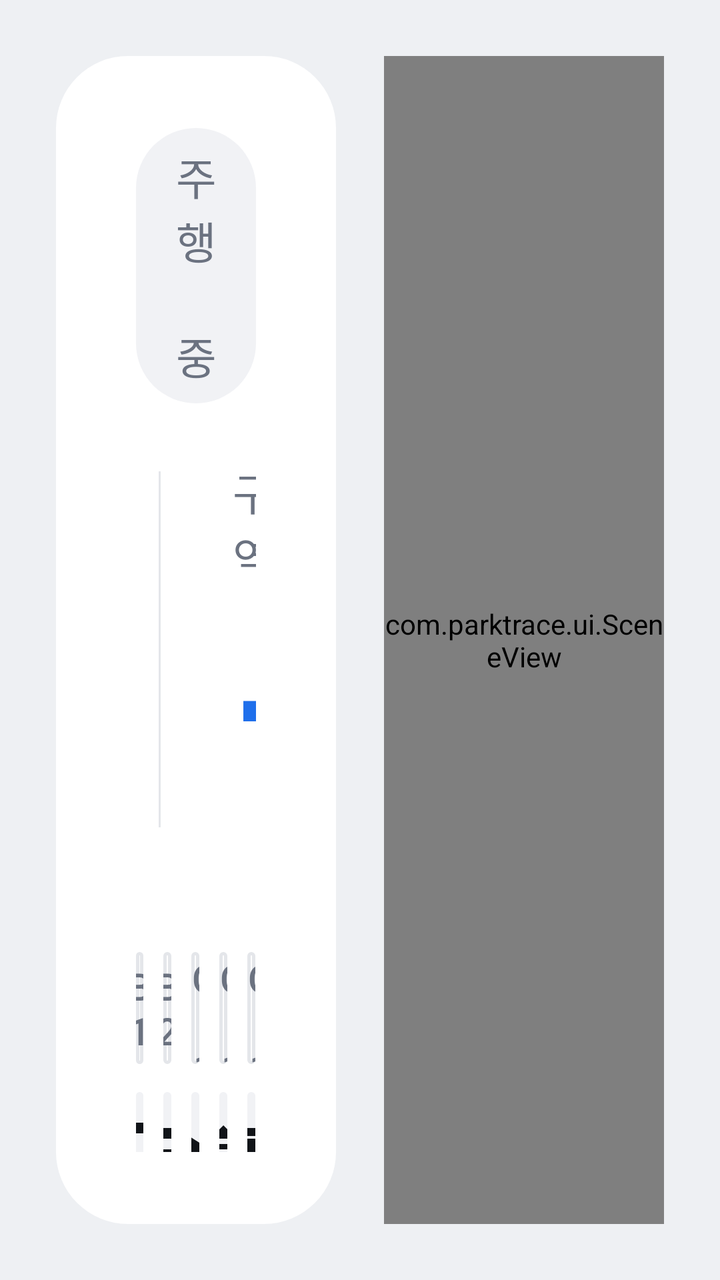
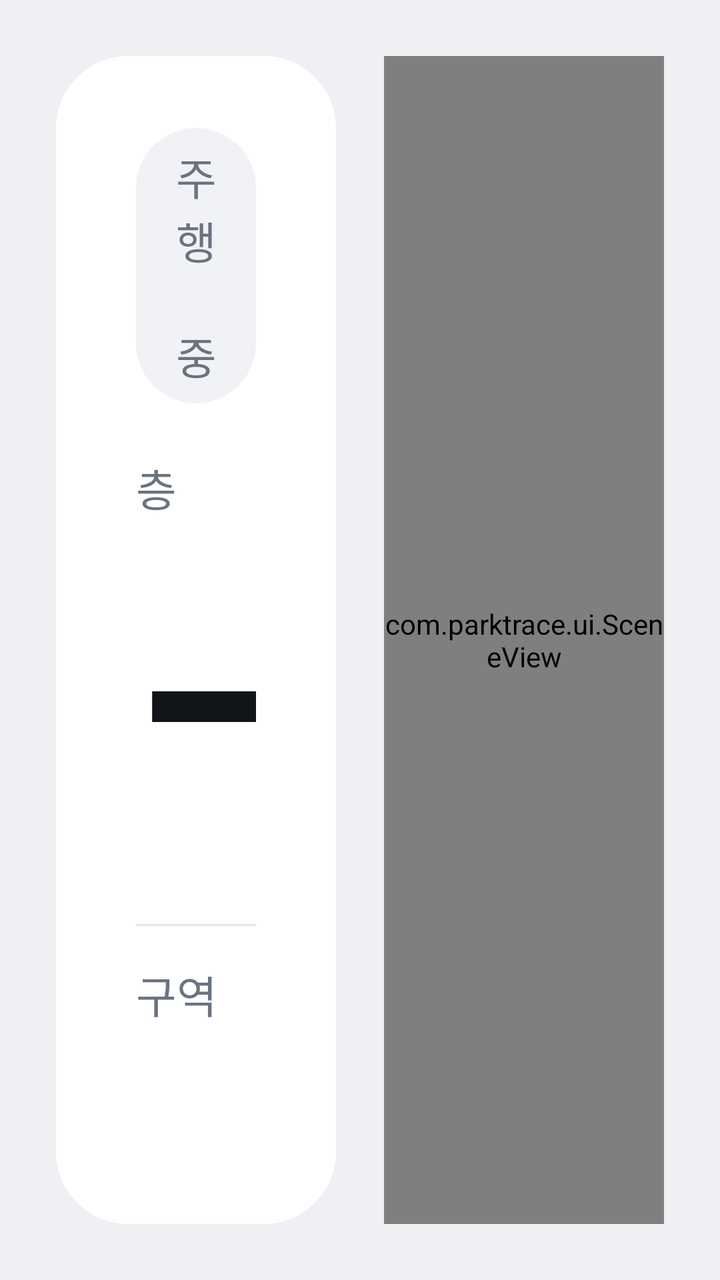

Before-and-after screenshots of an Android layout around one commit, followed by the original layout XML and the change that was made.
<!-- AndroidManifest.xml: application theme Theme.ParkTrace -->
<!-- res/layout/activity_main.xml -->
<?xml version="1.0" encoding="utf-8"?>
<LinearLayout xmlns:android="http://schemas.android.com/apk/res/android"
    android:layout_width="match_parent"
    android:layout_height="match_parent"
    android:background="@color/bg"
    android:baselineAligned="false"
    android:orientation="horizontal"
    android:padding="28dp">

    
    <LinearLayout
        android:layout_width="0dp"
        android:layout_height="match_parent"
        android:layout_weight="1"
        android:background="@drawable/card_bg"
        android:orientation="vertical"
        android:paddingStart="40dp"
        android:paddingTop="36dp"
        android:paddingEnd="40dp"
        android:paddingBottom="36dp">

        <TextView
            android:id="@+id/phase"
            android:layout_width="wrap_content"
            android:layout_height="wrap_content"
            android:background="@drawable/chip_bg"
            android:paddingStart="20dp"
            android:paddingTop="8dp"
            android:paddingEnd="20dp"
            android:paddingBottom="8dp"
            android:text="주행 중"
            android:textColor="@color/muted"
            android:textSize="22sp" />

        
        <LinearLayout
            android:layout_width="match_parent"
            android:layout_height="190dp"
            android:layout_marginTop="28dp"
            android:baselineAligned="false"
            android:orientation="horizontal">

            <LinearLayout
                android:layout_width="0dp"
                android:layout_height="match_parent"
                android:layout_weight="1"
                android:orientation="vertical"
                android:paddingEnd="28dp">

                <TextView
                    android:id="@+id/floorCaption"
                    style="@style/Caption"
                    android:text="층" />

                <TextView
                    android:id="@+id/floorValue"
                    android:layout_width="match_parent"
                    android:layout_height="0dp"
                    android:layout_weight="1"
                    android:autoSizeMaxTextSize="100sp"
                    android:autoSizeMinTextSize="28sp"
                    android:autoSizeTextType="uniform"
                    android:fontFamily="sans-serif-medium"
                    android:gravity="center_vertical"
                    android:includeFontPadding="false"
                    android:letterSpacing="-0.02"
                    android:maxLines="1"
                    android:text="—"
                    android:textColor="@color/fg" />
            </LinearLayout>

            <View
                android:layout_width="1dp"
                android:layout_height="match_parent"
                android:layout_marginTop="6dp"
                android:layout_marginBottom="6dp"
                android:background="@color/line" />

            <LinearLayout
                android:layout_width="0dp"
                android:layout_height="match_parent"
                android:layout_weight="1"
                android:layout_marginStart="36dp"
                android:orientation="vertical">

                <TextView
                    android:id="@+id/spotCaption"
                    style="@style/Caption"
                    android:text="구역" />

                <TextView
                    android:id="@+id/spotValue"
                    android:layout_width="match_parent"
                    android:layout_height="0dp"
                    android:layout_weight="1"
                    android:autoSizeMaxTextSize="120sp"
                    android:autoSizeMinTextSize="28sp"
                    android:autoSizeTextType="uniform"
                    android:fontFamily="sans-serif-medium"
                    android:gravity="center_vertical"
                    android:includeFontPadding="false"
                    android:letterSpacing="-0.02"
                    android:maxLines="1"
                    android:text="—"
                    android:textColor="@color/brand" />
            </LinearLayout>

        </LinearLayout>

        
        <LinearLayout
            android:layout_width="match_parent"
            android:layout_height="wrap_content"
            android:layout_marginTop="16dp"
            android:gravity="center_vertical"
            android:orientation="horizontal">

            <TextView
                android:id="@+id/place"
                android:layout_width="wrap_content"
                android:layout_height="wrap_content"
                android:drawablePadding="10dp"
                android:fontFamily="sans-serif-medium"
                android:maxLines="1"
                android:textColor="@color/fg"
                android:textSize="30sp" />

            <TextView
                android:id="@+id/subline"
                style="@style/Small"
                android:layout_marginStart="16dp" />
        </LinearLayout>

        
        <TextView
            android:id="@+id/guide"
            android:layout_width="match_parent"
            android:layout_height="wrap_content"
            android:layout_marginTop="20dp"
            android:background="@drawable/card_inner_bg"
            android:fontFamily="sans-serif-medium"
            android:maxLines="2"
            android:paddingStart="28dp"
            android:paddingTop="18dp"
            android:paddingEnd="28dp"
            android:paddingBottom="18dp"
            android:textColor="@color/accent"
            android:textSize="26sp"
            android:visibility="gone" />

        <LinearLayout
            android:id="@+id/feeCard"
            android:layout_width="match_parent"
            android:layout_height="wrap_content"
            android:layout_marginTop="28dp"
            android:background="@drawable/card_inner_bg"
            android:orientation="vertical"
            android:paddingStart="28dp"
            android:paddingTop="26dp"
            android:paddingEnd="28dp"
            android:paddingBottom="26dp"
            android:visibility="gone">

            <LinearLayout
                android:layout_width="match_parent"
                android:layout_height="wrap_content"
                android:baselineAligned="false"
                android:gravity="center_vertical"
                android:orientation="horizontal">

                <TextView
                    style="@style/Caption"
                    android:layout_width="0dp"
                    android:layout_weight="1"
                    android:text="주차 요금" />

                <TextView
                    android:id="@+id/feeTitle"
                    android:layout_width="wrap_content"
                    android:layout_height="wrap_content"
                    android:fontFamily="sans-serif-medium"
                    android:textColor="@color/ok"
                    android:textSize="46sp" />
            </LinearLayout>

            <ProgressBar
                android:id="@+id/feeBar"
                style="@android:style/Widget.ProgressBar.Horizontal"
                android:layout_width="match_parent"
                android:layout_height="12dp"
                android:layout_marginTop="18dp"
                android:max="1000"
                android:progressDrawable="@drawable/fee_progress" />

            <TextView
                android:id="@+id/fee"
                style="@style/Small"
                android:textColor="@color/fg"
                android:textSize="24sp"
                android:layout_marginTop="14dp" />
        </LinearLayout>

        <View
            android:layout_width="match_parent"
            android:layout_height="0dp"
            android:layout_weight="1" />

        
        <LinearLayout
            android:layout_width="match_parent"
            android:layout_height="wrap_content"
            android:layout_marginEnd="-10dp"
            android:layout_marginBottom="14dp"
            android:baselineAligned="false"
            android:orientation="horizontal">

            <Button
                android:id="@+id/btnSignB1"
                style="@style/ActionSmall"
                android:text="B1" />

            <Button
                android:id="@+id/btnSignB2"
                style="@style/ActionSmall"
                android:text="B2" />

            <Button
                android:id="@+id/btnSignC12"
                style="@style/ActionSmall"
                android:text="C-12" />

            <Button
                android:id="@+id/btnSignC14"
                style="@style/ActionSmall"
                android:text="C-14" />

            <Button
                android:id="@+id/btnSignC15"
                style="@style/ActionSmall"
                android:text="C-15" />

        </LinearLayout>

        <LinearLayout
            android:layout_width="match_parent"
            android:layout_height="wrap_content"
            android:layout_marginEnd="-10dp"
            android:baselineAligned="false"
            android:orientation="horizontal">

            <Button
                android:id="@+id/btnQr"
                style="@style/Action"
                android:drawableTop="@drawable/ic_md_smartphone"
                android:text="폰으로" />

            <Button
                android:id="@+id/btnManual"
                style="@style/Action"
                android:drawableTop="@drawable/ic_md_local_parking"
                android:text="진입" />

            <Button
                android:id="@+id/btnDemo"
                style="@style/Action"
                android:drawableTop="@drawable/ic_md_play_arrow"
                android:text="시연" />

            <Button
                android:id="@+id/btnFee"
                style="@style/Action"
                android:drawableTop="@drawable/ic_md_receipt"
                android:text="요금표" />

            <Button
                android:id="@+id/btnClear"
                style="@style/Action"
                android:drawableTop="@drawable/ic_md_delete"
                android:text="삭제" />

        </LinearLayout>
    </LinearLayout>

    
    <com.parktrace.ui.SceneView
        android:id="@+id/scene"
        android:layout_width="0dp"
        android:layout_height="match_parent"
        android:layout_marginStart="24dp"
        android:layout_weight="1" />
</LinearLayout>
<!-- resources referenced by this layout -->
<resources>
  <!-- drawable ic_md_delete (drawable) -->
  <?xml version="1.0" encoding="utf-8"?>
  <vector xmlns:android="http://schemas.android.com/apk/res/android"
      android:width="32dp" android:height="32dp" android:viewportWidth="24" android:viewportHeight="24"
      android:tint="@color/fg">
      <path android:fillColor="@android:color/white" android:pathData="M6,19c0,1.1 0.9,2 2,2h8c1.1,0 2,-0.9 2,-2V7H6v12zM19,4h-3.5l-1,-1h-5l-1,1H5v2h14V4z" />
  </vector>
  <!-- drawable ic_md_local_parking (drawable) -->
  <?xml version="1.0" encoding="utf-8"?>
  <vector xmlns:android="http://schemas.android.com/apk/res/android"
      android:width="32dp" android:height="32dp" android:viewportWidth="24" android:viewportHeight="24"
      android:tint="@color/fg">
      <path android:fillColor="@android:color/white" android:pathData="M13,3H6v18h4v-6h3c3.31,0 6,-2.69 6,-6s-2.69,-6 -6,-6zM13.2,11H10V7h3.2c1.1,0 2,0.9 2,2s-0.9,2 -2,2z" />
  </vector>
  <!-- drawable ic_md_play_arrow (drawable) -->
  <?xml version="1.0" encoding="utf-8"?>
  <vector xmlns:android="http://schemas.android.com/apk/res/android"
      android:width="32dp" android:height="32dp" android:viewportWidth="24" android:viewportHeight="24"
      android:tint="@color/fg">
      <path android:fillColor="@android:color/white" android:pathData="M8,5v14l11,-7z" />
  </vector>
  <!-- drawable ic_md_receipt (drawable) -->
  <?xml version="1.0" encoding="utf-8"?>
  <vector xmlns:android="http://schemas.android.com/apk/res/android"
      android:width="32dp" android:height="32dp" android:viewportWidth="24" android:viewportHeight="24"
      android:tint="@color/fg">
      <path android:fillColor="@android:color/white" android:pathData="M18,17H6v-2h12v2zM18,13H6v-2h12v2zM18,9H6V7h12v2zM3,22l1.5,-1.5L6,22l1.5,-1.5L9,22l1.5,-1.5L12,22l1.5,-1.5L15,22l1.5,-1.5L18,22l1.5,-1.5L21,22V2l-1.5,1.5L18,2l-1.5,1.5L15,2l-1.5,1.5L12,2l-1.5,1.5L9,2L7.5,3.5L6,2L4.5,3.5L3,2v20z" />
  </vector>
  <!-- drawable ic_md_smartphone (drawable) -->
  <?xml version="1.0" encoding="utf-8"?>
  <vector xmlns:android="http://schemas.android.com/apk/res/android"
      android:width="32dp" android:height="32dp" android:viewportWidth="24" android:viewportHeight="24"
      android:tint="@color/fg">
      <path android:fillColor="@android:color/white" android:pathData="M17,1.01L7,1c-1.1,0 -2,0.9 -2,2v18c0,1.1 0.9,2 2,2h10c1.1,0 2,-0.9 2,-2V3c0,-1.1 -0.9,-1.99 -2,-1.99zM17,19H7V5h10v14z" />
  </vector>
  <style name="Action" parent="Widget.AppCompat.Button.Borderless">
          <item name="android:layout_width">0dp</item>
          <item name="android:layout_height">92dp</item>
          <item name="android:layout_weight">1</item>
          <item name="android:layout_marginEnd">10dp</item>
          <item name="android:background">@drawable/button_bg</item>
          <item name="android:textColor">@color/fg</item>
          <item name="android:textSize">19sp</item>
          <item name="android:paddingTop">14dp</item>
          <item name="android:paddingBottom">8dp</item>
          <item name="android:drawablePadding">0dp</item>
          <item name="android:maxLines">1</item>
          <item name="android:stateListAnimator">@null</item>
      </style>
  <style name="ActionSmall" parent="Widget.AppCompat.Button.Borderless">
          <item name="android:layout_width">0dp</item>
          <item name="android:layout_height">56dp</item>
          <item name="android:layout_weight">1</item>
          <item name="android:layout_marginEnd">10dp</item>
          <item name="android:background">@drawable/button_outline_bg</item>
          <item name="android:textColor">@color/muted</item>
          <item name="android:textSize">19sp</item>
          <item name="android:stateListAnimator">@null</item>
      </style>
  <!-- drawable button_bg (drawable) -->
  <?xml version="1.0" encoding="utf-8"?>
  <ripple xmlns:android="http://schemas.android.com/apk/res/android" android:color="#1F111418">
      <item><shape android:shape="rectangle"><solid android:color="@color/button" /><corners android:radius="24dp" /></shape></item>
  </ripple>
  <!-- drawable button_outline_bg (drawable) -->
  <?xml version="1.0" encoding="utf-8"?>
  <ripple xmlns:android="http://schemas.android.com/apk/res/android" android:color="#1F111418">
      <item><shape android:shape="rectangle"><solid android:color="@color/card" /><stroke android:width="1.5dp" android:color="@color/line" /><corners android:radius="999dp" /></shape></item>
  </ripple>
  <color name="button">#F1F2F5</color>
  <!-- unchanged entries left out for length: 17 -->
</resources>

<!-- the commit's change to res/layout/activity_main.xml (unified diff, before → after) -->
@@ -19,6 +19,7 @@
         android:paddingEnd="40dp"
         android:paddingBottom="36dp">
 
+        
         <TextView
             android:id="@+id/phase"
             android:layout_width="wrap_content"
@@ -33,85 +34,59 @@
             android:textSize="22sp" />
 
         
-        <LinearLayout
+        <TextView
+            android:id="@+id/floorCaption"
+            style="@style/Caption"
+            android:layout_marginTop="26dp"
+            android:text="층" />
+
+        <TextView
+            android:id="@+id/floorValue"
             android:layout_width="match_parent"
             android:layout_height="190dp"
-            android:layout_marginTop="28dp"
-            android:baselineAligned="false"
-            android:orientation="horizontal">
+            android:autoSizeMaxTextSize="170sp"
+            android:autoSizeMinTextSize="28sp"
+            android:autoSizeTextType="uniform"
+            android:fontFamily="sans-serif-medium"
+            android:gravity="center_vertical"
+            android:includeFontPadding="false"
+            android:letterSpacing="-0.02"
+            android:maxLines="1"
+            android:text="—"
+            android:textColor="@color/fg" />
 
-            <LinearLayout
-                android:layout_width="0dp"
-                android:layout_height="match_parent"
-                android:layout_weight="1"
-                android:orientation="vertical"
-                android:paddingEnd="28dp">
+        <View
+            android:layout_width="match_parent"
+            android:layout_height="1dp"
+            android:layout_marginTop="12dp"
+            android:layout_marginBottom="18dp"
+            android:background="@color/line" />
 
-                <TextView
-                    android:id="@+id/floorCaption"
-                    style="@style/Caption"
-                    android:text="층" />
+        <TextView
+            android:id="@+id/spotCaption"
+            style="@style/Caption"
+            android:text="구역" />
 
-                <TextView
-                    android:id="@+id/floorValue"
-                    android:layout_width="match_parent"
-                    android:layout_height="0dp"
-                    android:layout_weight="1"
-                    android:autoSizeMaxTextSize="100sp"
-                    android:autoSizeMinTextSize="28sp"
-                    android:autoSizeTextType="uniform"
-                    android:fontFamily="sans-serif-medium"
-                    android:gravity="center_vertical"
-                    android:includeFontPadding="false"
-                    android:letterSpacing="-0.02"
-                    android:maxLines="1"
-                    android:text="—"
-                    android:textColor="@color/fg" />
-            </LinearLayout>
-
-            <View
-                android:layout_width="1dp"
-                android:layout_height="match_parent"
-                android:layout_marginTop="6dp"
-                android:layout_marginBottom="6dp"
-                android:background="@color/line" />
-
-            <LinearLayout
-                android:layout_width="0dp"
-                android:layout_height="match_parent"
-                android:layout_weight="1"
-                android:layout_marginStart="36dp"
-                android:orientation="vertical">
-
-                <TextView
-                    android:id="@+id/spotCaption"
-                    style="@style/Caption"
-                    android:text="구역" />
-
-                <TextView
-                    android:id="@+id/spotValue"
-                    android:layout_width="match_parent"
-                    android:layout_height="0dp"
-                    android:layout_weight="1"
-                    android:autoSizeMaxTextSize="120sp"
-                    android:autoSizeMinTextSize="28sp"
-                    android:autoSizeTextType="uniform"
-                    android:fontFamily="sans-serif-medium"
-                    android:gravity="center_vertical"
-                    android:includeFontPadding="false"
-                    android:letterSpacing="-0.02"
-                    android:maxLines="1"
-                    android:text="—"
-                    android:textColor="@color/brand" />
-            </LinearLayout>
-
-        </LinearLayout>
+        <TextView
+            android:id="@+id/spotValue"
+            android:layout_width="match_parent"
+            android:layout_height="190dp"
+            android:autoSizeMaxTextSize="170sp"
+            android:autoSizeMinTextSize="28sp"
+            android:autoSizeTextType="uniform"
+            android:fontFamily="sans-serif-medium"
+            android:gravity="center_vertical"
+            android:includeFontPadding="false"
+            android:letterSpacing="-0.02"
+            android:maxLines="1"
+            android:text="—"
+            android:textColor="@color/brand" />
 
         
         <LinearLayout
             android:layout_width="match_parent"
             android:layout_height="wrap_content"
-            android:layout_marginTop="16dp"
+            android:layout_marginTop="18dp"
             android:gravity="center_vertical"
             android:orientation="horizontal">
 
@@ -148,11 +123,17 @@
             android:textSize="26sp"
             android:visibility="gone" />
 
+        
+        <View
+            android:layout_width="match_parent"
+            android:layout_height="0dp"
+            android:layout_weight="1" />
+
         <LinearLayout
             android:id="@+id/feeCard"
             android:layout_width="match_parent"
             android:layout_height="wrap_content"
-            android:layout_marginTop="28dp"
+            android:layout_marginTop="20dp"
             android:background="@drawable/card_inner_bg"
             android:orientation="vertical"
             android:paddingStart="28dp"
@@ -195,90 +176,12 @@
             <TextView
                 android:id="@+id/fee"
                 style="@style/Small"
+                android:fontFamily="sans-serif-medium"
                 android:textColor="@color/fg"
-                android:textSize="24sp"
-                android:layout_marginTop="14dp" />
+                android:textSize="32sp"
+                android:layout_marginTop="18dp" />
         </LinearLayout>
 
-        <View
-            android:layout_width="match_parent"
-            android:layout_height="0dp"
-            android:layout_weight="1" />
-
-        
-        <LinearLayout
-            android:layout_width="match_parent"
-            android:layout_height="wrap_content"
-            android:layout_marginEnd="-10dp"
-            android:layout_marginBottom="14dp"
-            android:baselineAligned="false"
-            android:orientation="horizontal">
-
-            <Button
-                android:id="@+id/btnSignB1"
-                style="@style/ActionSmall"
-                android:text="B1" />
-
-            <Button
-                android:id="@+id/btnSignB2"
-                style="@style/ActionSmall"
-                android:text="B2" />
-
-            <Button
-                android:id="@+id/btnSignC12"
-                style="@style/ActionSmall"
-                android:text="C-12" />
-
-            <Button
-                android:id="@+id/btnSignC14"
-                style="@style/ActionSmall"
-                android:text="C-14" />
-
-            <Button
-                android:id="@+id/btnSignC15"
-                style="@style/ActionSmall"
-                android:text="C-15" />
-
-        </LinearLayout>
-
-        <LinearLayout
-            android:layout_width="match_parent"
-            android:layout_height="wrap_content"
-            android:layout_marginEnd="-10dp"
-            android:baselineAligned="false"
-            android:orientation="horizontal">
-
-            <Button
-                android:id="@+id/btnQr"
-                style="@style/Action"
-                android:drawableTop="@drawable/ic_md_smartphone"
-                android:text="폰으로" />
-
-            <Button
-                android:id="@+id/btnManual"
-                style="@style/Action"
-                android:drawableTop="@drawable/ic_md_local_parking"
-                android:text="진입" />
-
-            <Button
-                android:id="@+id/btnDemo"
-                style="@style/Action"
-                android:drawableTop="@drawable/ic_md_play_arrow"
-                android:text="시연" />
-
-            <Button
-                android:id="@+id/btnFee"
-                style="@style/Action"
-                android:drawableTop="@drawable/ic_md_receipt"
-                android:text="요금표" />
-
-            <Button
-                android:id="@+id/btnClear"
-                style="@style/Action"
-                android:drawableTop="@drawable/ic_md_delete"
-                android:text="삭제" />
-
-        </LinearLayout>
     </LinearLayout>
 
     
<!-- resource entries referenced after the edit -->
@@ -1,75 +1,5 @@
 <!-- resources referenced by this layout -->
 <resources>
-  <!-- drawable ic_md_delete (drawable) -->
-  <?xml version="1.0" encoding="utf-8"?>
-  <vector xmlns:android="http://schemas.android.com/apk/res/android"
-      android:width="32dp" android:height="32dp" android:viewportWidth="24" android:viewportHeight="24"
-      android:tint="@color/fg">
-      <path android:fillColor="@android:color/white" android:pathData="M6,19c0,1.1 0.9,2 2,2h8c1.1,0 2,-0.9 2,-2V7H6v12zM19,4h-3.5l-1,-1h-5l-1,1H5v2h14V4z" />
-  </vector>
-  <!-- drawable ic_md_local_parking (drawable) -->
-  <?xml version="1.0" encoding="utf-8"?>
-  <vector xmlns:android="http://schemas.android.com/apk/res/android"
-      android:width="32dp" android:height="32dp" android:viewportWidth="24" android:viewportHeight="24"
-      android:tint="@color/fg">
-      <path android:fillColor="@android:color/white" android:pathData="M13,3H6v18h4v-6h3c3.31,0 6,-2.69 6,-6s-2.69,-6 -6,-6zM13.2,11H10V7h3.2c1.1,0 2,0.9 2,2s-0.9,2 -2,2z" />
-  </vector>
-  <!-- drawable ic_md_play_arrow (drawable) -->
-  <?xml version="1.0" encoding="utf-8"?>
-  <vector xmlns:android="http://schemas.android.com/apk/res/android"
-      android:width="32dp" android:height="32dp" android:viewportWidth="24" android:viewportHeight="24"
-      android:tint="@color/fg">
-      <path android:fillColor="@android:color/white" android:pathData="M8,5v14l11,-7z" />
-  </vector>
-  <!-- drawable ic_md_receipt (drawable) -->
-  <?xml version="1.0" encoding="utf-8"?>
-  <vector xmlns:android="http://schemas.android.com/apk/res/android"
-      android:width="32dp" android:height="32dp" android:viewportWidth="24" android:viewportHeight="24"
-      android:tint="@color/fg">
-      <path android:fillColor="@android:color/white" android:pathData="M18,17H6v-2h12v2zM18,13H6v-2h12v2zM18,9H6V7h12v2zM3,22l1.5,-1.5L6,22l1.5,-1.5L9,22l1.5,-1.5L12,22l1.5,-1.5L15,22l1.5,-1.5L18,22l1.5,-1.5L21,22V2l-1.5,1.5L18,2l-1.5,1.5L15,2l-1.5,1.5L12,2l-1.5,1.5L9,2L7.5,3.5L6,2L4.5,3.5L3,2v20z" />
-  </vector>
-  <!-- drawable ic_md_smartphone (drawable) -->
-  <?xml version="1.0" encoding="utf-8"?>
-  <vector xmlns:android="http://schemas.android.com/apk/res/android"
-      android:width="32dp" android:height="32dp" android:viewportWidth="24" android:viewportHeight="24"
-      android:tint="@color/fg">
-      <path android:fillColor="@android:color/white" android:pathData="M17,1.01L7,1c-1.1,0 -2,0.9 -2,2v18c0,1.1 0.9,2 2,2h10c1.1,0 2,-0.9 2,-2V3c0,-1.1 -0.9,-1.99 -2,-1.99zM17,19H7V5h10v14z" />
-  </vector>
-  <style name="Action" parent="Widget.AppCompat.Button.Borderless">
-          <item name="android:layout_width">0dp</item>
-          <item name="android:layout_height">92dp</item>
-          <item name="android:layout_weight">1</item>
-          <item name="android:layout_marginEnd">10dp</item>
-          <item name="android:background">@drawable/button_bg</item>
-          <item name="android:textColor">@color/fg</item>
-          <item name="android:textSize">19sp</item>
-          <item name="android:paddingTop">14dp</item>
-          <item name="android:paddingBottom">8dp</item>
-          <item name="android:drawablePadding">0dp</item>
-          <item name="android:maxLines">1</item>
-          <item name="android:stateListAnimator">@null</item>
-      </style>
-  <style name="ActionSmall" parent="Widget.AppCompat.Button.Borderless">
-          <item name="android:layout_width">0dp</item>
-          <item name="android:layout_height">56dp</item>
-          <item name="android:layout_weight">1</item>
-          <item name="android:layout_marginEnd">10dp</item>
-          <item name="android:background">@drawable/button_outline_bg</item>
-          <item name="android:textColor">@color/muted</item>
-          <item name="android:textSize">19sp</item>
-          <item name="android:stateListAnimator">@null</item>
-      </style>
-  <!-- drawable button_bg (drawable) -->
-  <?xml version="1.0" encoding="utf-8"?>
-  <ripple xmlns:android="http://schemas.android.com/apk/res/android" android:color="#1F111418">
-      <item><shape android:shape="rectangle"><solid android:color="@color/button" /><corners android:radius="24dp" /></shape></item>
-  </ripple>
-  <!-- drawable button_outline_bg (drawable) -->
-  <?xml version="1.0" encoding="utf-8"?>
-  <ripple xmlns:android="http://schemas.android.com/apk/res/android" android:color="#1F111418">
-      <item><shape android:shape="rectangle"><solid android:color="@color/card" /><stroke android:width="1.5dp" android:color="@color/line" /><corners android:radius="999dp" /></shape></item>
-  </ripple>
-  <color name="button">#F1F2F5</color>
   <!-- unchanged entries left out for length: 17 -->
 </resources>
 
